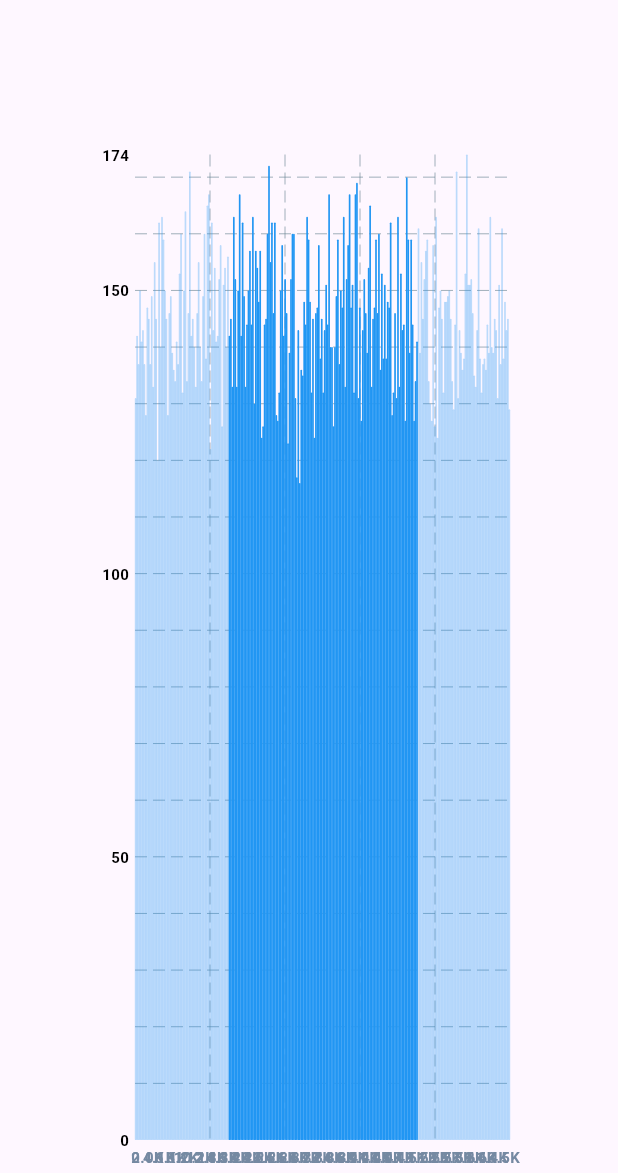
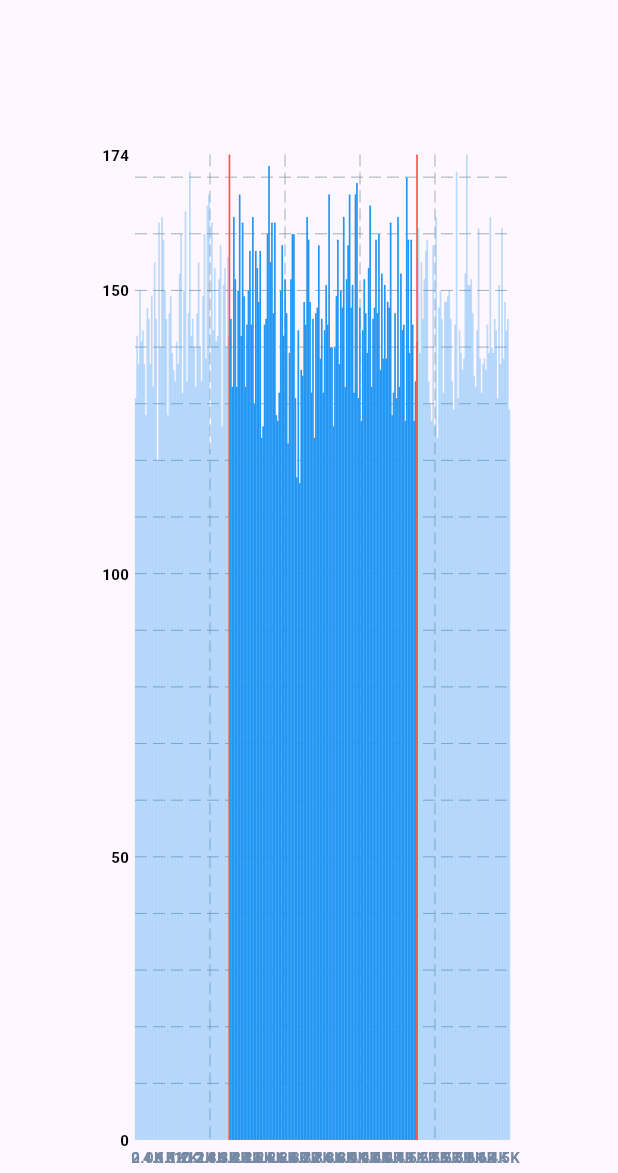
Before and after one commit to Myoungmin/flutter_fl_chart_fundamentals, a Flutter app: the screen it shows after launch, on a phone screen of 412 x 824 dp, the part 63-1236 px from its top. Run offline on Flutter 3.47's test engine with Material 3 defaults, Android fonts, the phone set to English and light mode, and no system bars; drawn by our look-alikes of fl_chart; our stand-ins replace flutter_riverpod, freezed_annotation.

Commit message:
backDrawRodData로 interest 범위 조절 막대 표현

```diff
--- a/lib/main.dart
+++ b/lib/main.dart
@@ -265,7 +265,8 @@ class BarChartPageState extends ConsumerState<BarChartPage> {
 
     List<BarChartGroupData> barGroups = [];
     for (int i = 0; i < groupedHistogram.length; i++) {
-      bool isHighlighted = (i >= groupInterestStart && i <= groupInterestEnd);
+      bool isHighlighted = (groupInterestStart <= i && i <= groupInterestEnd);
+      bool isInterest = (i == groupInterestStart || i == groupInterestEnd);
 
       barGroups.add(
         BarChartGroupData(
@@ -273,10 +274,19 @@ class BarChartPageState extends ConsumerState<BarChartPage> {
           barsSpace: spaceBetweenBars,
           barRods: [
             BarChartRodData(
-              toY: groupedHistogram[i].toDouble(),
-              color: isHighlighted ? Colors.blue : Colors.blue.withOpacity(0.3),
-              width: barWidth,
-            ),
+                toY: groupedHistogram[i].toDouble(),
+                color: isInterest
+                    ? Colors.redAccent
+                    : isHighlighted
+                        ? Colors.blue
+                        : Colors.blue.withOpacity(0.3),
+                width: barWidth,
+                backDrawRodData: BackgroundBarChartRodData(
+                  fromY: 0,
+                  toY: groupedHistogram.reduce(max).toDouble(),
+                  show: isInterest,
+                  color: Colors.redAccent,
+                )),
           ],
         ),
       );
```
